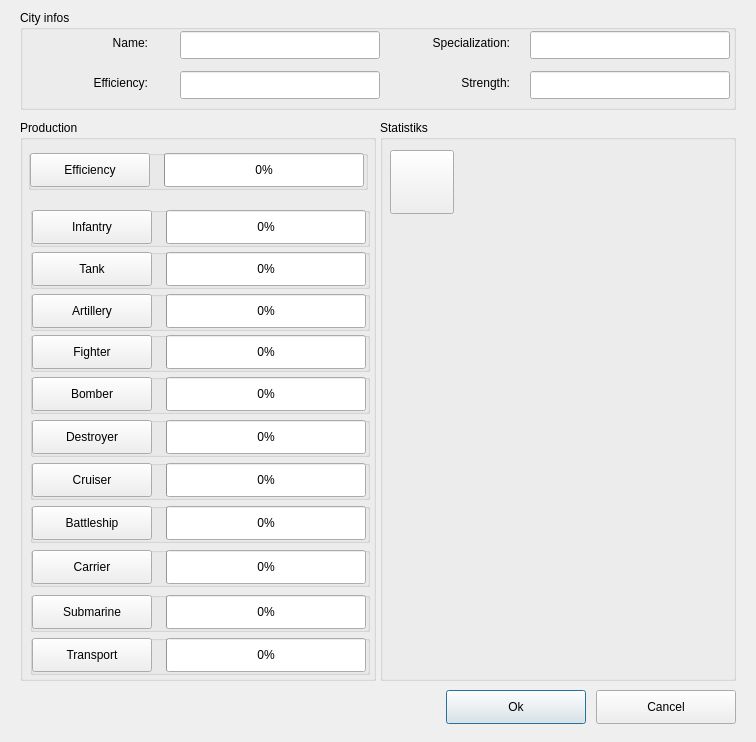
Qt form GameDemonstrator/dialogs/GameCitySettingsDialog.ui (raubwuerger/StrategicGameProject) before a commit.
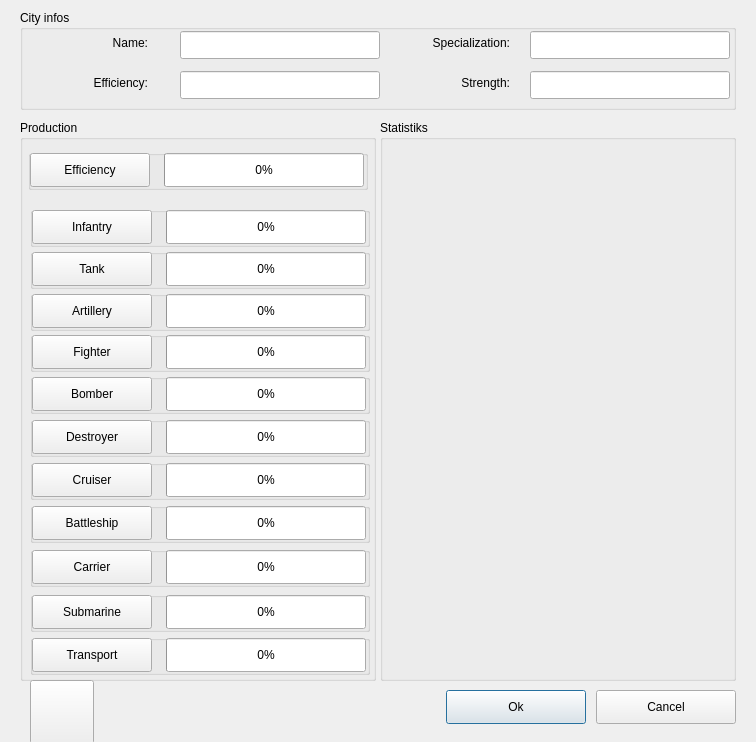
The same form after that commit.

Commit message: Did some experiments with creating widgets programmatically.

Diff of the .ui file:
```diff
--- a/GameDemonstrator/dialogs/GameCitySettingsDialog.ui
+++ b/GameDemonstrator/dialogs/GameCitySettingsDialog.ui
@@ -863,18 +863,19 @@
     <property name="geometry">
      <rect>
       <x>10</x>
-      <y>113</y>
+      <y>23</y>
       <width>341</width>
-      <height>441</height>
+      <height>531</height>
      </rect>
     </property>
     <layout class="QGridLayout" name="gridLayoutUnitStats"/>
    </widget>
+  </widget>
    <widget class="QPushButton" name="pushButtonUnitImage">
     <property name="geometry">
      <rect>
-      <x>10</x>
-      <y>30</y>
+     <x>30</x>
+     <y>680</y>
       <width>64</width>
       <height>64</height>
      </rect>
@@ -888,7 +889,6 @@
       <height>64</height>
      </size>
     </property>
-   </widget>
   </widget>
  </widget>
  <resources/>
```
Lines whose indentation alone changed are shown as unchanged. The commit also changes 1 other file.
